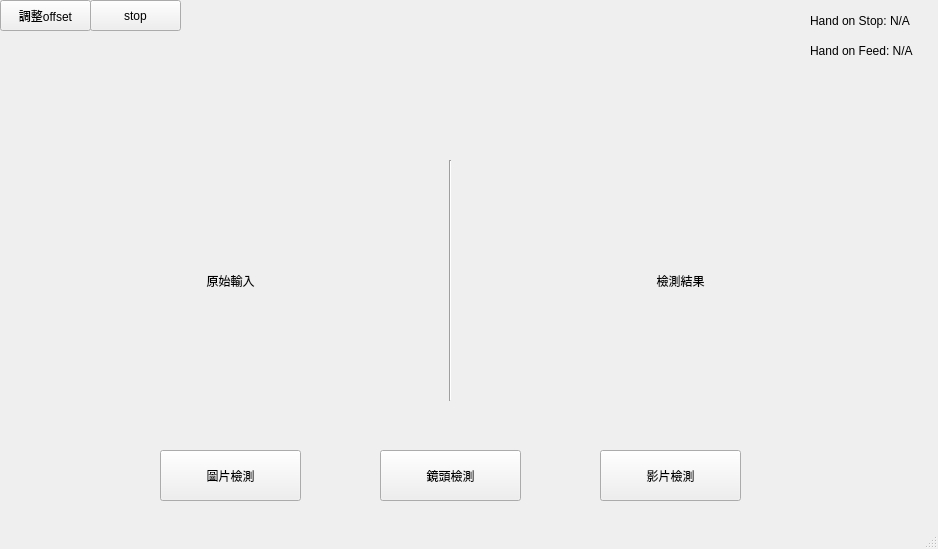
Before: the Qt Designer form ui/main_window.ui in wade00754/pmc-5axis-yolo, drawn with Qt 5.
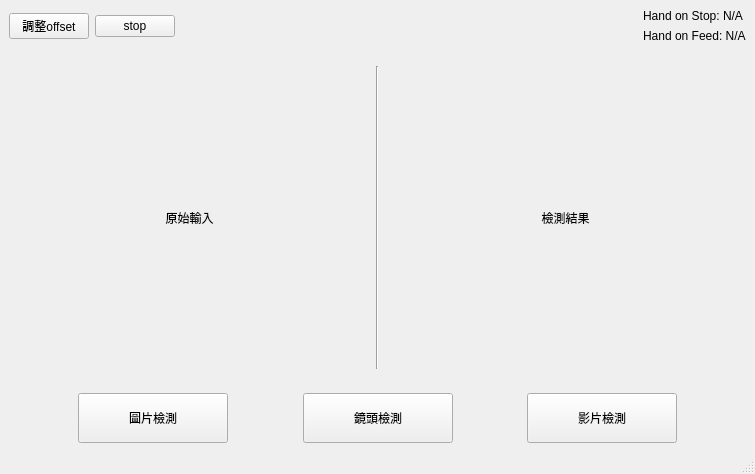
After: the same form once the commit is applied.

Commit message: 使視窗全螢幕後元件不會跑掉

```diff
--- a/ui/main_window.ui
+++ b/ui/main_window.ui
@@ -6,156 +6,311 @@
    <rect>
     <x>0</x>
     <y>0</y>
-    <width>938</width>
-    <height>549</height>
+    <width>755</width>
+    <height>474</height>
    </rect>
   </property>
   <property name="windowTitle">
    <string>MainWindow</string>
   </property>
   <widget class="QWidget" name="centralwidget">
-   <widget class="QLabel" name="input_media">
-    <property name="geometry">
-     <rect>
-      <x>90</x>
-      <y>160</y>
-      <width>281</width>
-      <height>241</height>
-     </rect>
-    </property>
-    <property name="text">
-     <string>原始輸入</string>
-    </property>
-    <property name="scaledContents">
-     <bool>true</bool>
-    </property>
-    <property name="alignment">
-     <set>Qt::AlignmentFlag::AlignCenter</set>
-    </property>
-   </widget>
-   <widget class="QLabel" name="output_media">
-    <property name="geometry">
-     <rect>
-      <x>540</x>
-      <y>160</y>
-      <width>281</width>
-      <height>241</height>
-     </rect>
-    </property>
-    <property name="text">
-     <string>檢測結果</string>
-    </property>
-    <property name="scaledContents">
-     <bool>true</bool>
-    </property>
-    <property name="alignment">
-     <set>Qt::AlignmentFlag::AlignCenter</set>
-    </property>
-   </widget>
-   <widget class="Line" name="line">
-    <property name="geometry">
-     <rect>
-      <x>380</x>
-      <y>160</y>
-      <width>141</width>
-      <height>241</height>
-     </rect>
-    </property>
-    <property name="orientation">
-     <enum>Qt::Orientation::Vertical</enum>
-    </property>
-   </widget>
-   <widget class="QPushButton" name="button_picture">
-    <property name="geometry">
-     <rect>
-      <x>160</x>
-      <y>450</y>
-      <width>141</width>
-      <height>51</height>
-     </rect>
-    </property>
-    <property name="text">
-     <string>圖片檢測</string>
-    </property>
-   </widget>
-   <widget class="QPushButton" name="button_video">
-    <property name="geometry">
-     <rect>
-      <x>600</x>
-      <y>450</y>
-      <width>141</width>
-      <height>51</height>
-     </rect>
-    </property>
-    <property name="text">
-     <string>影片檢測</string>
-    </property>
-   </widget>
-   <widget class="QPushButton" name="button_camera">
-    <property name="geometry">
-     <rect>
-      <x>380</x>
-      <y>450</y>
-      <width>141</width>
-      <height>51</height>
-     </rect>
-    </property>
-    <property name="text">
-     <string>鏡頭檢測</string>
-    </property>
-   </widget>
-   <widget class="QPushButton" name="button_offset">
-    <property name="geometry">
-     <rect>
-      <x>0</x>
-      <y>0</y>
-      <width>91</width>
-      <height>31</height>
-     </rect>
-    </property>
-    <property name="text">
-     <string>調整offset</string>
-    </property>
-   </widget>
-   <widget class="QPushButton" name="button_stop">
-    <property name="geometry">
-     <rect>
-      <x>90</x>
-      <y>0</y>
-      <width>91</width>
-      <height>31</height>
-     </rect>
-    </property>
-    <property name="text">
-     <string>stop</string>
-    </property>
-   </widget>
-   <widget class="QLabel" name="Label_HandStop_Status">
-    <property name="geometry">
-     <rect>
-      <x>810</x>
-      <y>10</y>
-      <width>121</width>
-      <height>21</height>
-     </rect>
-    </property>
-    <property name="text">
-     <string>Hand on Stop: N/A</string>
-    </property>
-   </widget>
-   <widget class="QLabel" name="Label_HandFeed_Status">
-    <property name="geometry">
-     <rect>
-      <x>810</x>
-      <y>40</y>
-      <width>121</width>
-      <height>21</height>
-     </rect>
-    </property>
-    <property name="text">
-     <string>Hand on Feed: N/A</string>
-    </property>
-   </widget>
+   <layout class="QGridLayout" name="gridLayout">
+    <item row="0" column="0">
+     <layout class="QHBoxLayout" name="horizontalLayout_4">
+      <item>
+       <layout class="QHBoxLayout" name="horizontalLayout">
+        <item>
+         <widget class="QPushButton" name="button_offset">
+          <property name="sizePolicy">
+           <sizepolicy hsizetype="Fixed" vsizetype="Fixed">
+            <horstretch>0</horstretch>
+            <verstretch>0</verstretch>
+           </sizepolicy>
+          </property>
+          <property name="text">
+           <string>調整offset</string>
+          </property>
+         </widget>
+        </item>
+        <item>
+         <widget class="QPushButton" name="button_stop">
+          <property name="sizePolicy">
+           <sizepolicy hsizetype="Fixed" vsizetype="Fixed">
+            <horstretch>0</horstretch>
+            <verstretch>0</verstretch>
+           </sizepolicy>
+          </property>
+          <property name="text">
+           <string>stop</string>
+          </property>
+         </widget>
+        </item>
+       </layout>
+      </item>
+      <item>
+       <spacer name="horizontalSpacer_3">
+        <property name="orientation">
+         <enum>Qt::Orientation::Horizontal</enum>
+        </property>
+        <property name="sizeHint" stdset="0">
+         <size>
+          <width>444</width>
+          <height>20</height>
+         </size>
+        </property>
+       </spacer>
+      </item>
+      <item>
+       <layout class="QVBoxLayout" name="verticalLayout">
+        <item>
+         <widget class="QLabel" name="Label_HandStop_Status">
+          <property name="sizePolicy">
+           <sizepolicy hsizetype="Fixed" vsizetype="Fixed">
+            <horstretch>0</horstretch>
+            <verstretch>0</verstretch>
+           </sizepolicy>
+          </property>
+          <property name="text">
+           <string>Hand on Stop: N/A</string>
+          </property>
+         </widget>
+        </item>
+        <item>
+         <widget class="QLabel" name="Label_HandFeed_Status">
+          <property name="sizePolicy">
+           <sizepolicy hsizetype="Fixed" vsizetype="Fixed">
+            <horstretch>0</horstretch>
+            <verstretch>0</verstretch>
+           </sizepolicy>
+          </property>
+          <property name="text">
+           <string>Hand on Feed: N/A</string>
+          </property>
+         </widget>
+        </item>
+       </layout>
+      </item>
+     </layout>
+    </item>
+    <item row="1" column="0">
+     <spacer name="verticalSpacer">
+      <property name="orientation">
+       <enum>Qt::Orientation::Vertical</enum>
+      </property>
+      <property name="sizeType">
+       <enum>QSizePolicy::Policy::Fixed</enum>
+      </property>
+      <property name="sizeHint" stdset="0">
+       <size>
+        <width>17</width>
+        <height>17</height>
+       </size>
+      </property>
+     </spacer>
+    </item>
+    <item row="2" column="0">
+     <layout class="QHBoxLayout" name="horizontalLayout_2">
+      <item>
+       <widget class="QLabel" name="input_media">
+        <property name="sizePolicy">
+         <sizepolicy hsizetype="Expanding" vsizetype="Expanding">
+          <horstretch>0</horstretch>
+          <verstretch>0</verstretch>
+         </sizepolicy>
+        </property>
+        <property name="minimumSize">
+         <size>
+          <width>300</width>
+          <height>250</height>
+         </size>
+        </property>
+        <property name="text">
+         <string>原始輸入</string>
+        </property>
+        <property name="scaledContents">
+         <bool>true</bool>
+        </property>
+        <property name="alignment">
+         <set>Qt::AlignmentFlag::AlignCenter</set>
+        </property>
+       </widget>
+      </item>
+      <item>
+       <widget class="Line" name="line">
+        <property name="sizePolicy">
+         <sizepolicy hsizetype="Fixed" vsizetype="Expanding">
+          <horstretch>0</horstretch>
+          <verstretch>0</verstretch>
+         </sizepolicy>
+        </property>
+        <property name="minimumSize">
+         <size>
+          <width>0</width>
+          <height>0</height>
+         </size>
+        </property>
+        <property name="orientation">
+         <enum>Qt::Orientation::Vertical</enum>
+        </property>
+       </widget>
+      </item>
+      <item>
+       <widget class="QLabel" name="output_media">
+        <property name="sizePolicy">
+         <sizepolicy hsizetype="Expanding" vsizetype="Expanding">
+          <horstretch>0</horstretch>
+          <verstretch>0</verstretch>
+         </sizepolicy>
+        </property>
+        <property name="minimumSize">
+         <size>
+          <width>300</width>
+          <height>250</height>
+         </size>
+        </property>
+        <property name="text">
+         <string>檢測結果</string>
+        </property>
+        <property name="scaledContents">
+         <bool>true</bool>
+        </property>
+        <property name="alignment">
+         <set>Qt::AlignmentFlag::AlignCenter</set>
+        </property>
+       </widget>
+      </item>
+     </layout>
+    </item>
+    <item row="3" column="0">
+     <spacer name="verticalSpacer_2">
+      <property name="orientation">
+       <enum>Qt::Orientation::Vertical</enum>
+      </property>
+      <property name="sizeType">
+       <enum>QSizePolicy::Policy::Fixed</enum>
+      </property>
+      <property name="sizeHint" stdset="0">
+       <size>
+        <width>17</width>
+        <height>18</height>
+       </size>
+      </property>
+     </spacer>
+    </item>
+    <item row="4" column="0">
+     <layout class="QHBoxLayout" name="horizontalLayout_3">
+      <item>
+       <spacer name="horizontalSpacer_5">
+        <property name="orientation">
+         <enum>Qt::Orientation::Horizontal</enum>
+        </property>
+        <property name="sizeHint" stdset="0">
+         <size>
+          <width>40</width>
+          <height>20</height>
+         </size>
+        </property>
+       </spacer>
+      </item>
+      <item>
+       <widget class="QPushButton" name="button_picture">
+        <property name="sizePolicy">
+         <sizepolicy hsizetype="Fixed" vsizetype="Fixed">
+          <horstretch>0</horstretch>
+          <verstretch>0</verstretch>
+         </sizepolicy>
+        </property>
+        <property name="minimumSize">
+         <size>
+          <width>150</width>
+          <height>50</height>
+         </size>
+        </property>
+        <property name="text">
+         <string>圖片檢測</string>
+        </property>
+       </widget>
+      </item>
+      <item>
+       <spacer name="horizontalSpacer">
+        <property name="orientation">
+         <enum>Qt::Orientation::Horizontal</enum>
+        </property>
+        <property name="sizeHint" stdset="0">
+         <size>
+          <width>40</width>
+          <height>20</height>
+         </size>
+        </property>
+       </spacer>
+      </item>
+      <item>
+       <widget class="QPushButton" name="button_camera">
+        <property name="sizePolicy">
+         <sizepolicy hsizetype="Fixed" vsizetype="Fixed">
+          <horstretch>0</horstretch>
+          <verstretch>0</verstretch>
+         </sizepolicy>
+        </property>
+        <property name="minimumSize">
+         <size>
+          <width>150</width>
+          <height>50</height>
+         </size>
+        </property>
+        <property name="text">
+         <string>鏡頭檢測</string>
+        </property>
+       </widget>
+      </item>
+      <item>
+       <spacer name="horizontalSpacer_4">
+        <property name="orientation">
+         <enum>Qt::Orientation::Horizontal</enum>
+        </property>
+        <property name="sizeHint" stdset="0">
+         <size>
+          <width>40</width>
+          <height>20</height>
+         </size>
+        </property>
+       </spacer>
+      </item>
+      <item>
+       <widget class="QPushButton" name="button_video">
+        <property name="sizePolicy">
+         <sizepolicy hsizetype="Fixed" vsizetype="Fixed">
+          <horstretch>0</horstretch>
+          <verstretch>0</verstretch>
+         </sizepolicy>
+        </property>
+        <property name="minimumSize">
+         <size>
+          <width>150</width>
+          <height>50</height>
+         </size>
+        </property>
+        <property name="text">
+         <string>影片檢測</string>
+        </property>
+       </widget>
+      </item>
+      <item>
+       <spacer name="horizontalSpacer_2">
+        <property name="orientation">
+         <enum>Qt::Orientation::Horizontal</enum>
+        </property>
+        <property name="sizeHint" stdset="0">
+         <size>
+          <width>40</width>
+          <height>20</height>
+         </size>
+        </property>
+       </spacer>
+      </item>
+     </layout>
+    </item>
+   </layout>
   </widget>
   <widget class="QStatusBar" name="statusbar"/>
  </widget>
```
The commit also changes 2 other files.
